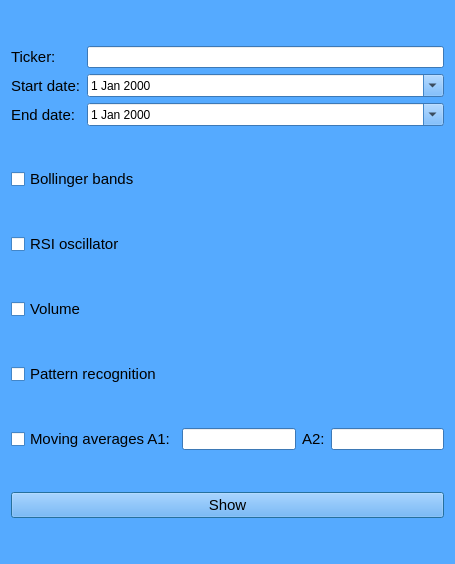
Above: Yfin SET desktop app/view/ta_win.ui from pawlishon/Python_projects before the change. Below: the same form after it.
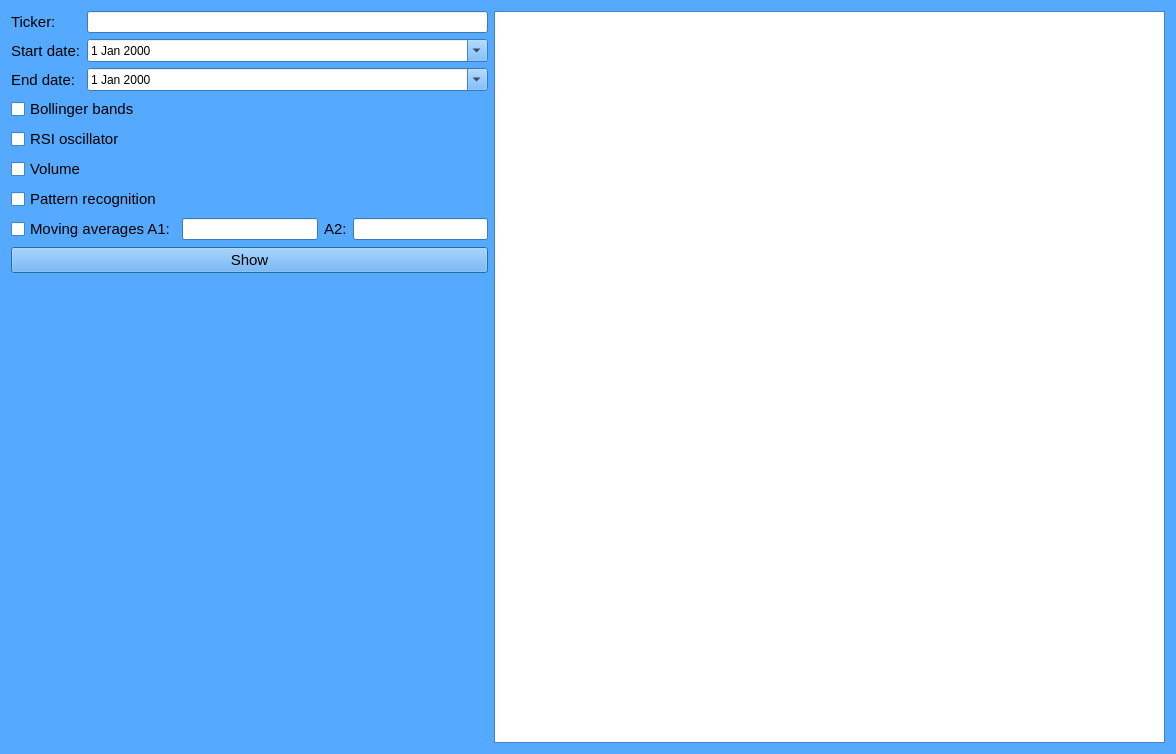
That is the form after the change.

What changed in the file:
```diff
--- a/Yfin SET desktop app/view/ta_win.ui
+++ b/Yfin SET desktop app/view/ta_win.ui
@@ -6,8 +6,8 @@
    <rect>
     <x>0</x>
     <y>0</y>
-    <width>455</width>
-    <height>564</height>
+    <width>1176</width>
+    <height>754</height>
    </rect>
   </property>
   <property name="palette">
@@ -457,6 +457,8 @@
   </property>
   <layout class="QGridLayout" name="gridLayout_2">
    <item row="0" column="0">
+    <layout class="QVBoxLayout" name="verticalLayout">
+     <item>
     <layout class="QGridLayout" name="gridLayout">
      <item row="0" column="0">
       <widget class="QLabel" name="label">
@@ -513,7 +515,7 @@
      </item>
     </layout>
    </item>
-   <item row="1" column="0">
+     <item>
     <widget class="QCheckBox" name="checkBoxBB">
      <property name="font">
       <font>
@@ -525,7 +527,7 @@
      </property>
     </widget>
    </item>
-   <item row="2" column="0">
+     <item>
     <widget class="QCheckBox" name="checkBoxRSI">
      <property name="font">
       <font>
@@ -537,7 +539,7 @@
      </property>
     </widget>
    </item>
-   <item row="3" column="0">
+     <item>
     <widget class="QCheckBox" name="checkBoxVol">
      <property name="font">
       <font>
@@ -549,7 +551,7 @@
      </property>
     </widget>
    </item>
-   <item row="4" column="0">
+     <item>
     <widget class="QCheckBox" name="checkBoxPR">
      <property name="font">
       <font>
@@ -561,7 +563,7 @@
      </property>
     </widget>
    </item>
-   <item row="5" column="0">
+     <item>
     <layout class="QHBoxLayout" name="horizontalLayout">
      <item>
       <widget class="QCheckBox" name="checkBoxMA">
@@ -595,7 +597,7 @@
      </item>
     </layout>
    </item>
-   <item row="6" column="0">
+     <item>
     <widget class="QPushButton" name="pushButton">
      <property name="font">
       <font>
@@ -606,6 +608,31 @@
       <string>Show</string>
      </property>
     </widget>
+     </item>
+    </layout>
+   </item>
+   <item row="0" column="1" rowspan="2">
+    <widget class="QGraphicsView" name="graphicsView">
+     <property name="minimumSize">
+      <size>
+       <width>671</width>
+       <height>721</height>
+      </size>
+     </property>
+    </widget>
+   </item>
+   <item row="1" column="0">
+    <spacer name="verticalSpacer">
+     <property name="orientation">
+      <enum>Qt::Vertical</enum>
+     </property>
+     <property name="sizeHint" stdset="0">
+      <size>
+       <width>20</width>
+       <height>477</height>
+      </size>
+     </property>
+    </spacer>
    </item>
   </layout>
  </widget>
```
Lines whose indentation alone changed are shown as unchanged.
